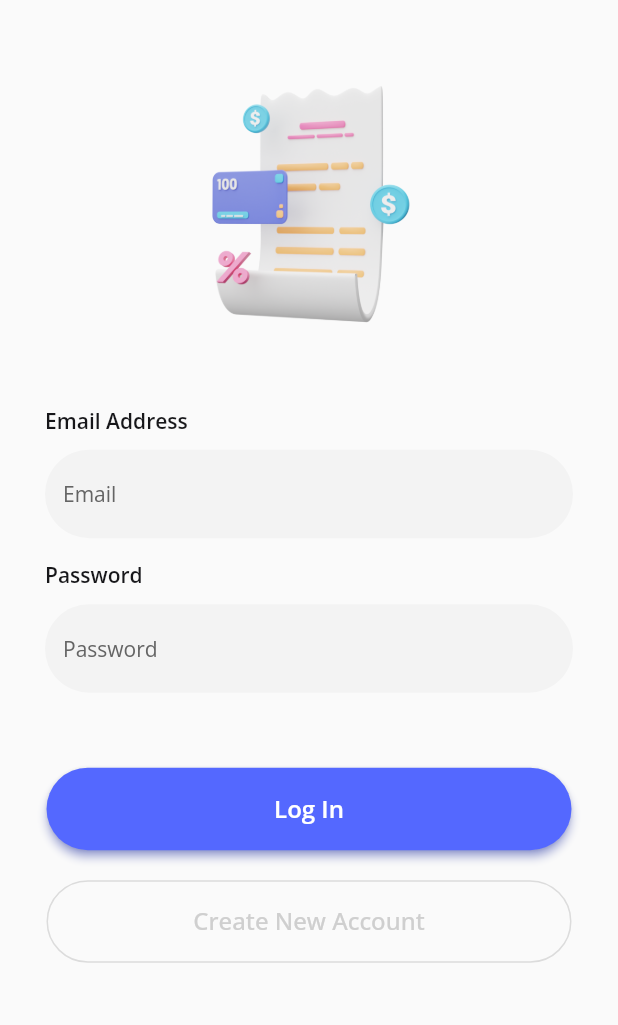
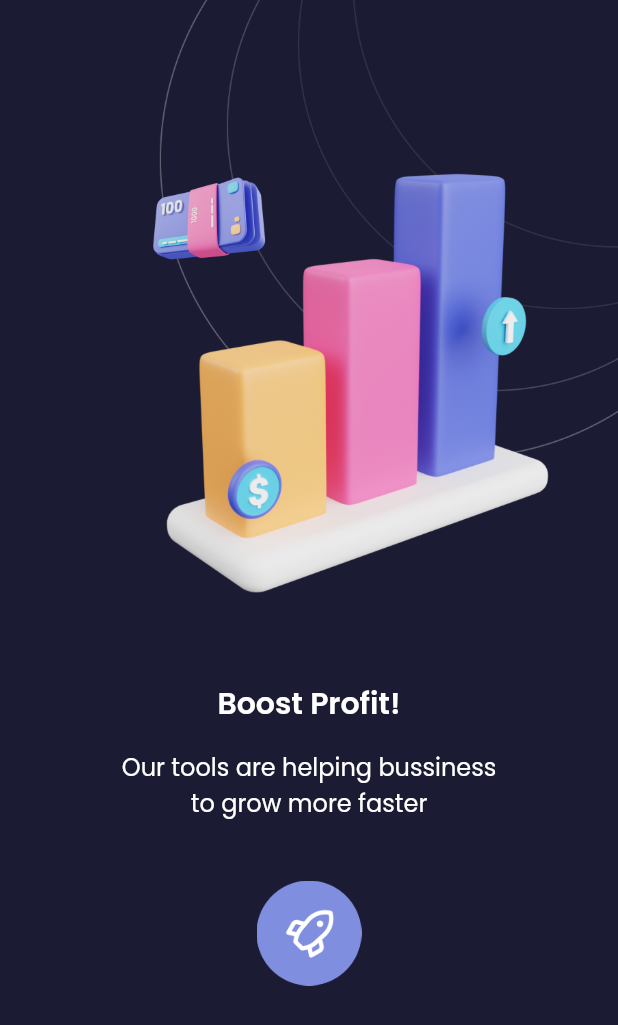
Before and after one commit to davadaviar/intro-flutter, a Flutter app: the screen it shows after launch, on a phone screen of 412 x 824 dp. Shown: the top 1025 px of the screen. Run offline on Flutter 3.47's test engine with Material 2 defaults, Android fonts, the phone set to English and light mode, and no system bars; our stand-ins replace google_fonts.

Commit message:
Add new second empty page

```diff
--- a/lib/main.dart
+++ b/lib/main.dart
@@ -5,6 +5,7 @@ import 'package:flutterday_one/pages/first_pricing.dart';
 import 'package:flutterday_one/pages/first_rate.dart';
 import 'package:flutterday_one/pages/first_signin.dart';
 import 'package:flutterday_one/pages/first_splashscreen.dart';
+import 'package:flutterday_one/pages/second_empty.dart';
 import 'package:flutterday_one/pages/second_signin.dart';
 import 'package:flutterday_one/pages/second_splashscreen.dart';
 import 'package:flutterday_one/pages/second_started.dart';
@@ -17,7 +18,7 @@ class SevenDays extends StatelessWidget {
   Widget build(BuildContext context) {
     return MaterialApp(
       debugShowCheckedModeBanner: false,
-      home: SecondSignIn(),
+      home: SecondEmpty(),
     );
   }
 }
--- /dev/null
+++ b/lib/pages/second_empty.dart
@@ -0,0 +1,51 @@
+import 'package:flutter/material.dart';
+import 'package:google_fonts/google_fonts.dart';
+
+class SecondEmpty extends StatelessWidget {
+  @override
+  Widget build(BuildContext context) {
+    return Scaffold(
+      backgroundColor: Color(0xff1B1B33),
+      body: Column(
+        children: [
+          Padding(
+            padding: const EdgeInsets.only(left: 70),
+            child: Image.asset(
+              'assets/chart_illustration.png',
+              width: 350,
+            ),
+          ),
+          SizedBox(
+            height: 40,
+          ),
+          Text(
+            'Boost Profit!',
+            style: GoogleFonts.poppins(
+              color: Colors.white,
+              fontSize: 20,
+              fontWeight: FontWeight.w600,
+            ),
+          ),
+          SizedBox(
+            height: 15,
+          ),
+          Text(
+            'Our tools are helping bussiness \nto grow more faster',
+            style: GoogleFonts.poppins(
+              color: Colors.white,
+              fontSize: 16,
+            ),
+            textAlign: TextAlign.center,
+          ),
+          SizedBox(
+            height: 40,
+          ),
+          Image.asset(
+            'assets/rocket_button.png',
+            width: 70,
+          )
+        ],
+      ),
+    );
+  }
+}
```
Also changed, not shown: assets/chart_illustration.png (added), assets/rocket_button.png (added).
